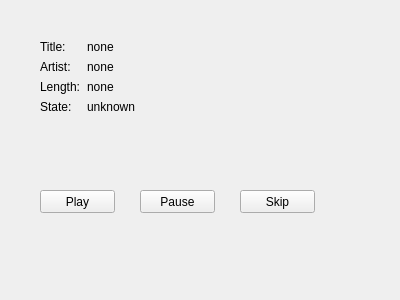
Above: gui-remote/mainwidget.ui from hyperquantum/PMP before the change. Below: the same form after it.
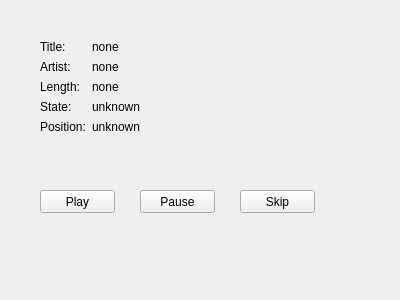
That is the form after the change.

Commit message: the server now sends the track position and the remote displays it

What changed in the file:
```diff
--- a/gui-remote/mainwidget.ui
+++ b/gui-remote/mainwidget.ui
@@ -58,7 +58,7 @@
      <x>40</x>
      <y>40</y>
      <width>311</width>
-     <height>91</height>
+     <height>101</height>
     </rect>
    </property>
    <layout class="QFormLayout" name="formLayout">
@@ -118,6 +118,20 @@
       </property>
      </widget>
     </item>
+    <item row="4" column="0">
+     <widget class="QLabel" name="positionLabel">
+      <property name="text">
+       <string>Position:</string>
+      </property>
+     </widget>
+    </item>
+    <item row="4" column="1">
+     <widget class="QLabel" name="positionValueLabel">
+      <property name="text">
+       <string>unknown</string>
+      </property>
+     </widget>
+    </item>
    </layout>
   </widget>
  </widget>
```
The commit also changes 9 other files.
